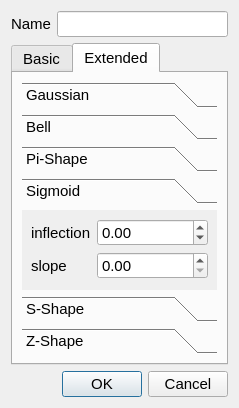
Before: the Qt Designer form qtfuzzylite/ui/Term.ui in fuzzylite/fuzzylite, drawn with Qt 5.
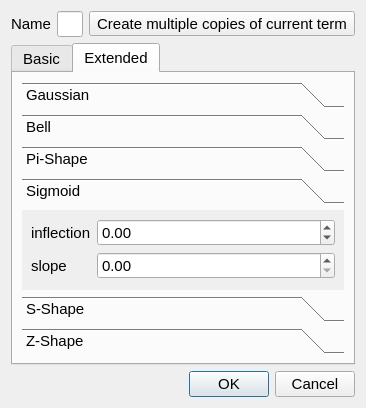
After: the same form once the commit is applied. The open tabs and pages were chosen to show the change. Icons and pictures are not drawn.

The edit to the form file:
```diff
--- a/qtfuzzylite/ui/Term.ui
+++ b/qtfuzzylite/ui/Term.ui
@@ -46,6 +46,17 @@
      <item>
       <widget class="QLineEdit" name="led_name"/>
      </item>
+     <item>
+      <widget class="QToolButton" name="btn_wizard">
+       <property name="text">
+        <string>Create multiple copies of current term</string>
+       </property>
+       <property name="icon">
+        <iconset resource="resources.qrc">
+         <normaloff>:/icons/icons/wizard.png</normaloff>:/icons/icons/wizard.png</iconset>
+       </property>
+      </widget>
+     </item>
     </layout>
    </item>
    <item>
@@ -549,8 +560,8 @@
              <rect>
               <x>0</x>
               <y>0</y>
-              <width>187</width>
-              <height>80</height>
+              <width>199</width>
+              <height>116</height>
              </rect>
             </property>
             <attribute name="label">
```
Left out of the diff: 28 changed lines with no effect on the pictures.
